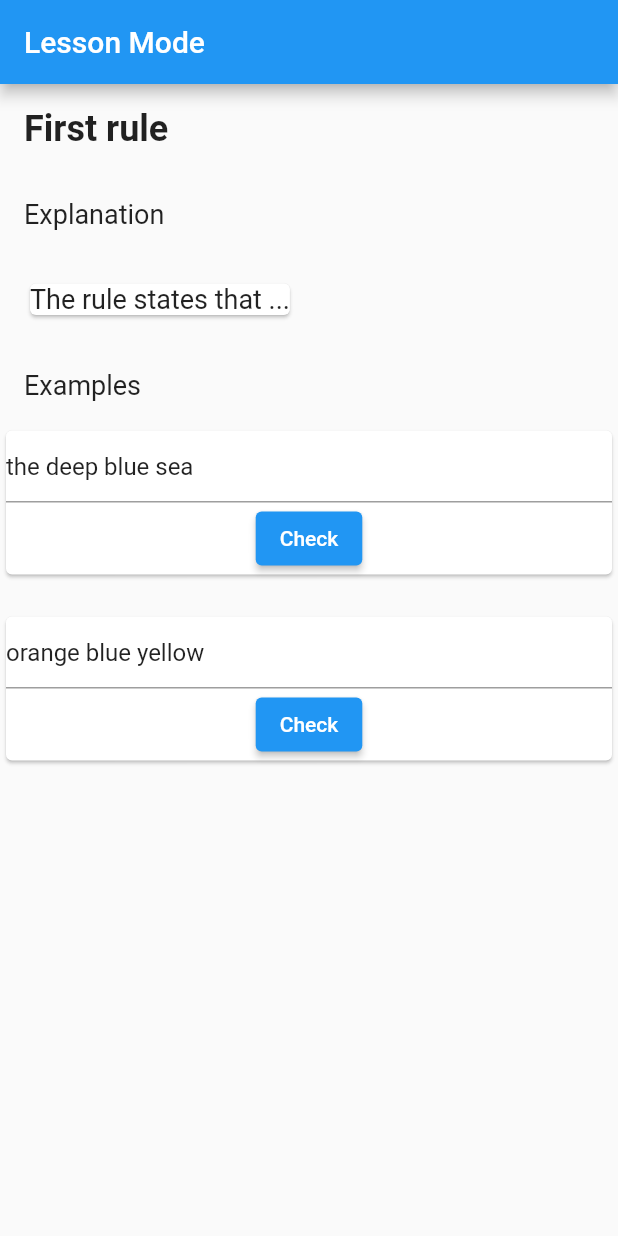
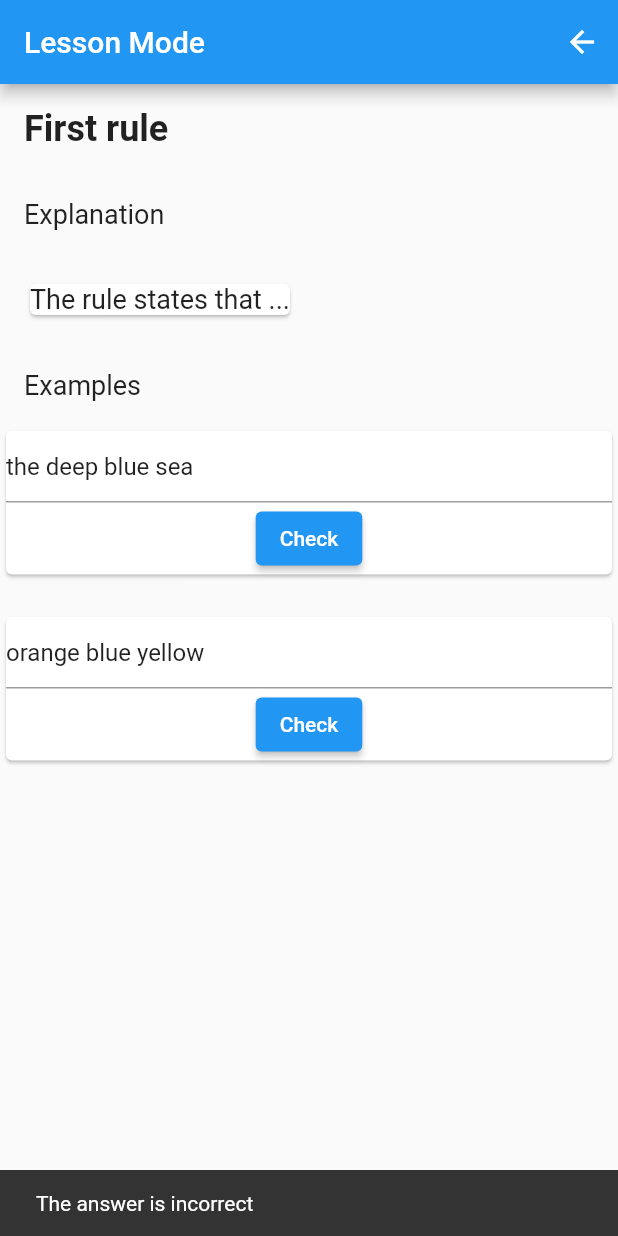
Before and after one commit to jamal-o/punc_quest, a Flutter app: the screen it shows after launch, after a tap on "Check", on a phone screen of 412 x 824 dp. Run offline on Flutter 3.47's test engine with Material 2 defaults, Android fonts, the phone set to English and light mode, and no system bars; our stand-ins replace go_router.

Commit message:
work in progress on lesson screen

```diff
--- a/lib/screens/lesson_screen.dart
+++ b/lib/screens/lesson_screen.dart
@@ -1,6 +1,9 @@
 import 'package:flutter/material.dart';
+import 'package:provider/provider.dart';
+import 'package:punc_quest/constants.dart';
 import 'package:punc_quest/models/lesson_data.dart';
 import 'package:punc_quest/models/lesson_model.dart';
+import 'package:punc_quest/navigation_and_state/navigation.dart';
 
 class LessonScreen extends StatelessWidget {
   const LessonScreen({required this.lessonId, super.key});
@@ -30,6 +33,14 @@ class LessonScreen extends StatelessWidget {
     return Scaffold(
       appBar: AppBar(
         title: const Text('Lesson Mode'),
+        actions: [
+          IconButton(
+            onPressed: () => Provider.of<AppRouter>(context, listen: false)
+                .router
+                .goNamed(chaptersScreen),
+            icon: const Icon(Icons.arrow_back),
+          ),
+        ],
       ),
       body: SingleChildScrollView(
         child: Column(
@@ -104,7 +115,31 @@ class _InteractiveExampleState extends State<InteractiveExample> {
     super.initState();
   }
 
-  checkAnswer() {}
+  checkAnswer() {
+    bool answerIsCorrect = isStringMatchingIgnoringWhitespace(
+      textFieldController.text,
+      _example.answer,
+    );
+
+    if (answerIsCorrect) {
+      ScaffoldMessenger.of(context).showSnackBar(
+        const SnackBar(content: Text('The answer is correct')),
+      );
+      return;
+    }
+    ScaffoldMessenger.of(context).showSnackBar(
+      const SnackBar(content: Text('The answer is incorrect')),
+    );
+  }
+
+  bool isStringMatchingIgnoringWhitespace(String str1, String str2) {
+    // Remove whitespace characters from both strings
+    String cleanStr1 = str1.replaceAll(RegExp(r'\s+'), '');
+    String cleanStr2 = str2.replaceAll(RegExp(r'\s+'), '');
+
+    // Compare the cleaned strings
+    return cleanStr1 == cleanStr2;
+  }
 
   @override
   Widget build(BuildContext context) {
```
Also changed, not shown: lib/navigation_and_state/navigation.dart (+25 -3 lines), lib/screens/chapters_screen.dart (+5 -5 lines).
